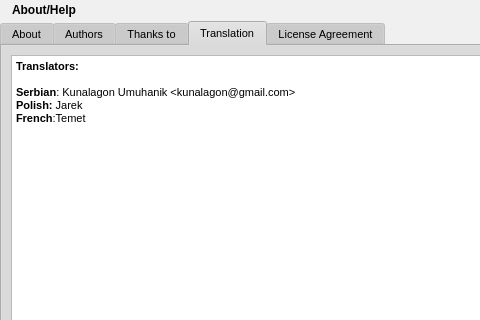
Old version of the form rs-Qt-gui/src/gui/HelpDialog.ui in the repository autoscatto/retroshare; both pictures show x 0 to 480 and y 0 to 320 of the 698 by 501 pixel window.
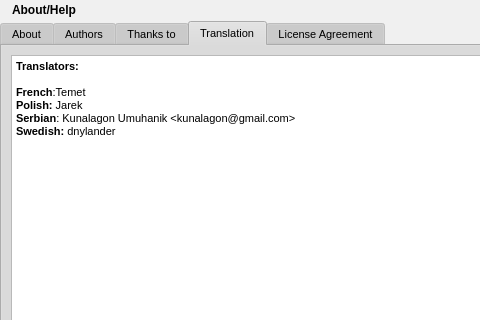
New version of the form. Icons and pictures are not drawn.

Commit message: -updated languages -added new swedish language

```diff
--- a/rs-Qt-gui/src/gui/HelpDialog.ui
+++ b/rs-Qt-gui/src/gui/HelpDialog.ui
@@ -671,9 +671,10 @@
 &lt;/style>&lt;/head>&lt;body style=" font-family:'Arial'; font-size:8pt; font-weight:400; font-style:normal; text-decoration:none;">
 &lt;p style=" margin-top:0px; margin-bottom:0px; margin-left:0px; margin-right:0px; -qt-block-indent:0; text-indent:0px;">&lt;span style=" font-weight:600;">Translators:&lt;/span>&lt;/p>
 &lt;p style="-qt-paragraph-type:empty; margin-top:0px; margin-bottom:0px; margin-left:0px; margin-right:0px; -qt-block-indent:0; text-indent:0px;">&lt;/p>
-&lt;p style=" margin-top:0px; margin-bottom:0px; margin-left:0px; margin-right:0px; -qt-block-indent:0; text-indent:0px;">&lt;span style=" font-weight:600;">Serbian&lt;/span>: Kunalagon Umuhanik &amp;lt;kunalagon@gmail.com&amp;gt;&lt;/p>
+&lt;p style=" margin-top:0px; margin-bottom:0px; margin-left:0px; margin-right:0px; -qt-block-indent:0; text-indent:0px;">&lt;span style=" font-weight:600;">French&lt;/span>:Temet&lt;/p>
 &lt;p style=" margin-top:0px; margin-bottom:0px; margin-left:0px; margin-right:0px; -qt-block-indent:0; text-indent:0px;">&lt;span style=" font-weight:600;">Polish: &lt;/span>Jarek&lt;/p>
-&lt;p style=" margin-top:0px; margin-bottom:0px; margin-left:0px; margin-right:0px; -qt-block-indent:0; text-indent:0px;">&lt;span style=" font-weight:600;">French&lt;/span>:Temet&lt;/p>&lt;/body>&lt;/html></string>
+&lt;p style=" margin-top:0px; margin-bottom:0px; margin-left:0px; margin-right:0px; -qt-block-indent:0; text-indent:0px;">&lt;span style=" font-weight:600;">Serbian&lt;/span>: Kunalagon Umuhanik &amp;lt;kunalagon@gmail.com&amp;gt;&lt;/p>
+&lt;p style=" margin-top:0px; margin-bottom:0px; margin-left:0px; margin-right:0px; -qt-block-indent:0; text-indent:0px;">&lt;span style=" font-weight:600;">Swedish:&lt;/span> dnylander&lt;/p>&lt;/body>&lt;/html></string>
          </property>
          <property name="acceptRichText" >
           <bool>false</bool>
```
The commit also changes 27 other files.
